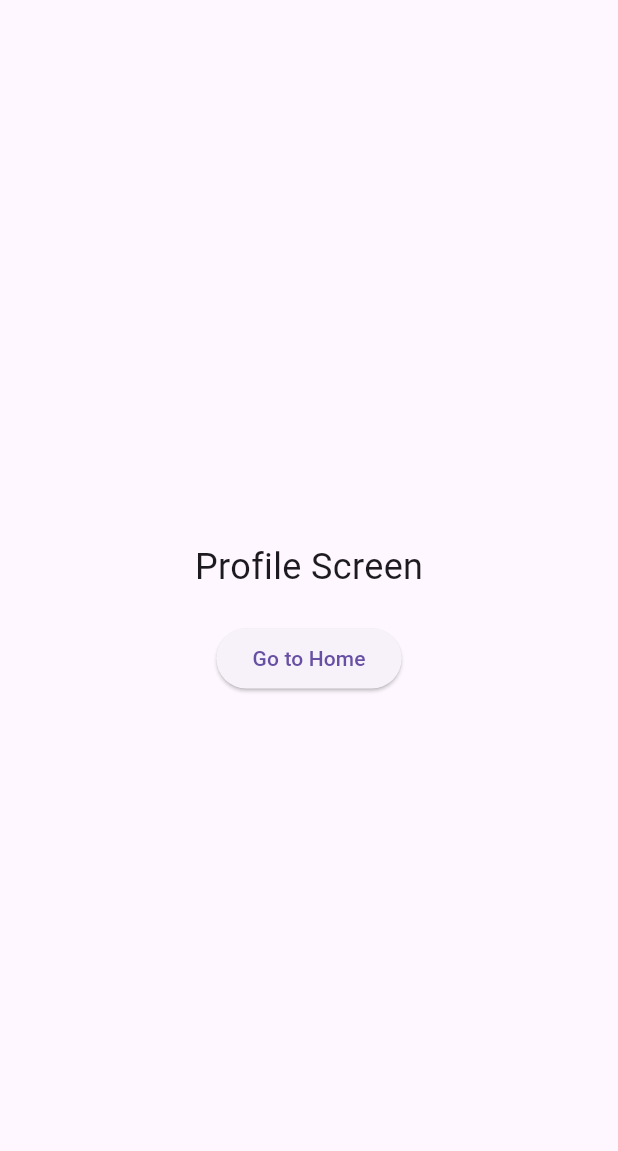
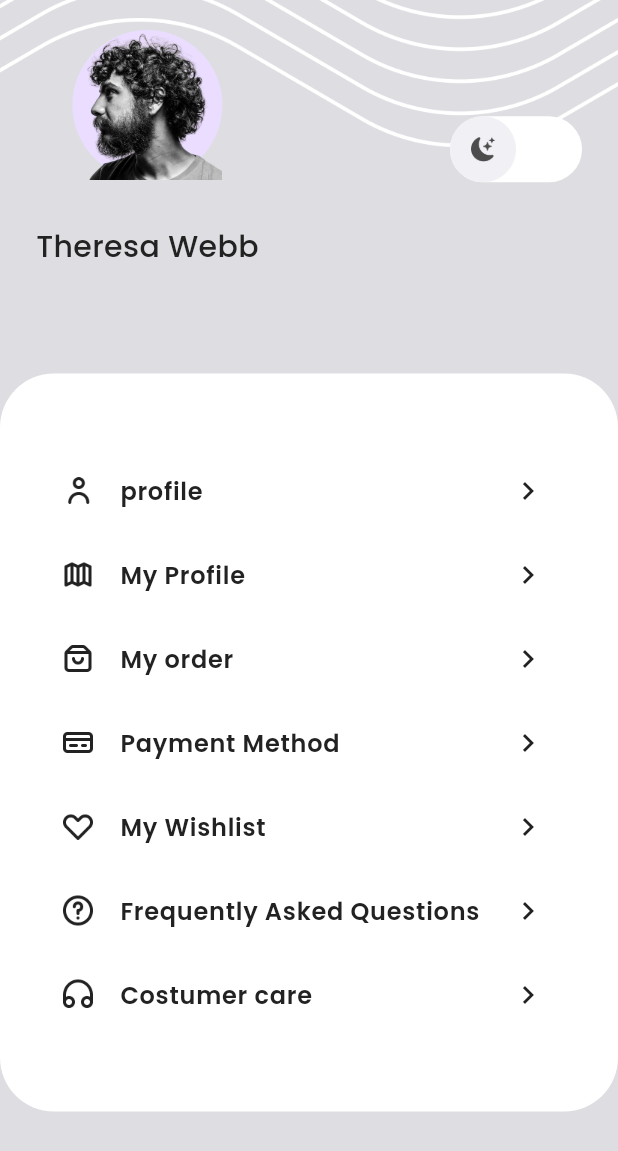
Before and after one commit to TaufeeqAhmad123/Chair-Store-ui, a Flutter app: the ProfileScreen screen opened by its route, on a phone screen of 412 x 824 dp. Shown: the top 1151 px of the screen. Run offline on Flutter 3.47's test engine with Material 3 defaults, Android fonts, the light colour scheme and no system bars; our stand-ins replace carousel_slider, google_fonts.

Commit message:
commit
added profile screen

```diff
--- a/chair_store/lib/pages/profile/profile.dart
+++ b/chair_store/lib/pages/profile/profile.dart
@@ -1,25 +1,144 @@
+import 'dart:async';
+
+import 'package:chair_store/theme/theme.dart';
 import 'package:flutter/material.dart';
 
-class ProfileScreen extends StatelessWidget {
+class ProfileScreen extends StatefulWidget {
   const ProfileScreen({super.key});
 
   @override
+  State<ProfileScreen> createState() => _ProfileScreenState();
+}
+
+class _ProfileScreenState extends State<ProfileScreen> {
+  bool isLightMode = true;
+  double opacity = 1;
+  @override
   Widget build(BuildContext context) {
-    return  Scaffold(
-      body: Center(
-        child: Column(
-          mainAxisAlignment: MainAxisAlignment.center,
+    return AnimatedOpacity(
+      duration: const Duration(milliseconds: 500),
+      opacity: opacity,
+      child: Scaffold(
+        backgroundColor:
+            isLightMode ? kWhiteGreyColor : const Color(0xff1F1D28),
+        body: Stack(
+          //mainAxisAlignment: MainAxisAlignment.center,
           children: [
-            const Text(
-              'Profile Screen',
-              style: TextStyle(fontSize: 24),
+            Image.asset(
+              'assets/image_background.png',
+              color: isLightMode ? null : const Color(0xffD8D8D8),
             ),
-            const SizedBox(height: 20),
-            ElevatedButton(
-              onPressed: () {
-                Navigator.pushNamed(context, '/home');
-              },
-              child: const Text('Go to Home'),
+            SizedBox(height: 130),
+            ListView(
+              children: [
+                Padding(
+                  padding: const EdgeInsets.symmetric(horizontal: 24,vertical: 20),
+                  child: Row(
+                    mainAxisAlignment: MainAxisAlignment.spaceBetween,
+                    children: [
+                      Column(
+                        children: [
+                          CircleAvatar(
+                            radius: 50,
+                            child: Image.asset('assets/man.png'),
+                          ),
+                          const SizedBox(height: 30),
+                          Text(
+                            'Theresa Webb',
+                            style: blackTextStyle.copyWith(
+                              fontSize: 20,
+                              fontWeight: medium,
+                              color: isLightMode ? kBlackColor : kWhiteColor,
+                            ),
+                          ),
+                        ],
+                      ),
+                      GestureDetector(
+                        onTap: () async {
+                          setState(() {
+                            isLightMode = !isLightMode;
+                            opacity = 0;
+                          });
+                          Timer(const Duration(milliseconds: 500), () {
+                            setState(() {
+                              opacity = 1;
+                            });
+                          });
+                        },
+                        child: Container(
+                          height: 44,
+                          width: 88,
+                          decoration: BoxDecoration(
+                            borderRadius: BorderRadius.circular(100),
+                            color:
+                                isLightMode ? kWhiteColor : kDarkBackgroundColor,
+                          ),
+                          child: AnimatedAlign(
+                            alignment:
+                                isLightMode
+                                    ? Alignment.centerLeft
+                                    : Alignment.centerRight,
+                            duration: Duration(milliseconds: 300),
+                            child: Image.asset(
+                              isLightMode
+                                  ? 'assets/icon_switch_dark.png'
+                                  : 'assets/icon_switch_light.png',
+                            ),
+                          ),
+                        ),
+                      ),
+                    ],
+                  ),
+                ),
+
+                Container(
+                  margin: EdgeInsets.only(top: 50),
+                  padding: EdgeInsets.symmetric(horizontal: 24, vertical: 50),
+                  decoration: BoxDecoration(
+                    color: isLightMode ? kWhiteColor : kDarkBackgroundColor,
+                    borderRadius: BorderRadius.circular(36),
+                  ),
+                  child: Column(
+                    children: [
+                      profileMenuWidget(
+                        isLightMode: isLightMode,
+                        title: 'profile',
+                        leading: 'assets/icon_profile.png',
+                      ),
+                      profileMenuWidget(
+                        isLightMode: isLightMode,
+                        title: 'My Profile',
+                        leading: 'assets/icon_address.png',
+                      ),
+                      profileMenuWidget(
+                        isLightMode: isLightMode,
+                        title: 'My order',
+                        leading: 'assets/icon_order.png',
+                      ),
+                      profileMenuWidget(
+                        isLightMode: isLightMode,
+                        title: 'Payment Method',
+                        leading: 'assets/icon_payment.png',
+                      ),
+                      profileMenuWidget(
+                        isLightMode: isLightMode,
+                        title: 'My Wishlist',
+                        leading: 'assets/icon_wishlist.png',
+                      ),
+                      profileMenuWidget(
+                        isLightMode: isLightMode,
+                        title: 'Frequently Asked Questions',
+                        leading: 'assets/icon_faq.png',
+                      ),
+                      profileMenuWidget(
+                        isLightMode: isLightMode,
+                        title: 'Costumer care',
+                        leading: 'assets/icon_cs.png',
+                      ),
+                    ],
+                  ),
+                ),
+              ],
             ),
           ],
         ),
@@ -27,3 +146,43 @@ class ProfileScreen extends StatelessWidget {
     );
   }
 }
+
+class profileMenuWidget extends StatelessWidget {
+  final String title;
+  final String leading;
+  const profileMenuWidget({
+    super.key,
+    required this.isLightMode,
+    required this.title,
+    required this.leading,
+  });
+
+  final bool isLightMode;
+
+  @override
+  Widget build(BuildContext context) {
+    return Column(
+      children: [
+        ListTile(
+          leading: Image.asset(
+            leading,
+            width: 24,
+            color: isLightMode ? kBlackColor : kWhiteColor,
+          ),
+          title: Text(
+            title,
+            style: blackTextStyle.copyWith(
+              fontSize: 16,
+              fontWeight: semiBold,
+              color: isLightMode ? kBlackColor : kWhiteColor,
+            ),
+          ),
+          trailing: Icon(
+            Icons.chevron_right,
+            color: isLightMode ? kBlackColor : kGreyColor,
+          ),
+        ),
+      ],
+    );
+  }
+}
--- a/chair_store/lib/theme/theme.dart
+++ b/chair_store/lib/theme/theme.dart
@@ -5,7 +5,7 @@ Color kBlackColor = Color(0xff222222);
 Color kBlackAccentColor = Color(0xff2A2B37);
 Color kGreyColor = Color(0xff94959B);
 Color kLineDarkColor = Color(0xffEAEAEA);
-Color kWhiteGreyColor = Color(0xffF1F1F5);
+Color kWhiteGreyColor = Color.fromARGB(255, 222, 222, 226);
 Color kWhiteColor = Color(0xffFFFFFF);
 Color kRedColor = Color(0xffFF314A);
 Color kYellowColor = Color(0xffFFBA00);
--- a/chair_store/lib/widget/carousel_widget.dart
+++ b/chair_store/lib/widget/carousel_widget.dart
@@ -19,9 +19,7 @@ class carouselWidget extends StatelessWidget {
         children: [
           Align(
             alignment: Alignment.bottomCenter,
-            child: Positioned(
-              right: 100,
-              child: Container(
+            child: Container(
 
                 height: 210,
                 decoration: BoxDecoration(
@@ -58,7 +56,7 @@ class carouselWidget extends StatelessWidget {
                   ],
                 ),
               ),
-            ),
+
           ),
           Padding(
             padding:  EdgeInsets.only(left: 20,top: 10),
```
